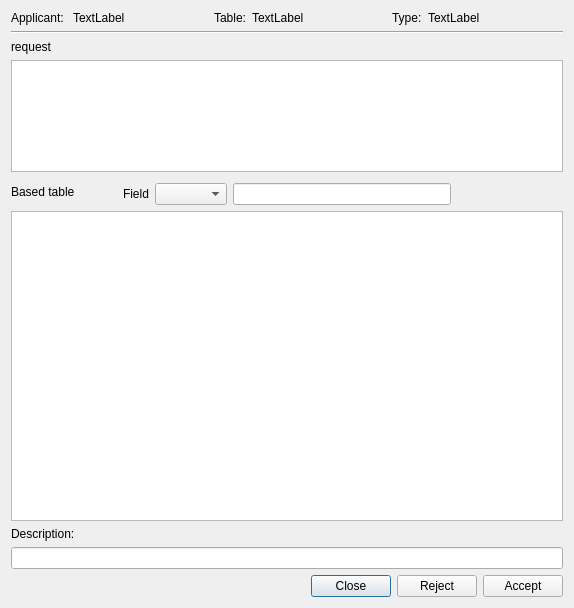
Old version of the form source/client/reviewdialog.ui in the repository HOOSHANKAVOSHBORNA/REPLICATEBASICDATA.
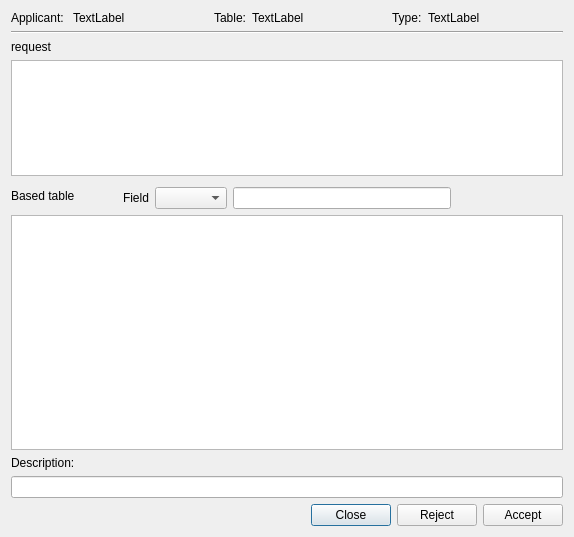
New version of the form.

Patch:
```diff
--- a/source/client/reviewdialog.ui
+++ b/source/client/reviewdialog.ui
@@ -7,7 +7,7 @@
     <x>0</x>
     <y>0</y>
     <width>574</width>
-    <height>608</height>
+    <height>537</height>
    </rect>
   </property>
   <property name="windowTitle">
@@ -25,7 +25,7 @@
      <property name="maximumSize">
       <size>
        <width>16777215</width>
-       <height>112</height>
+       <height>116</height>
       </size>
      </property>
      <attribute name="horizontalHeaderStretchLastSection">
```
